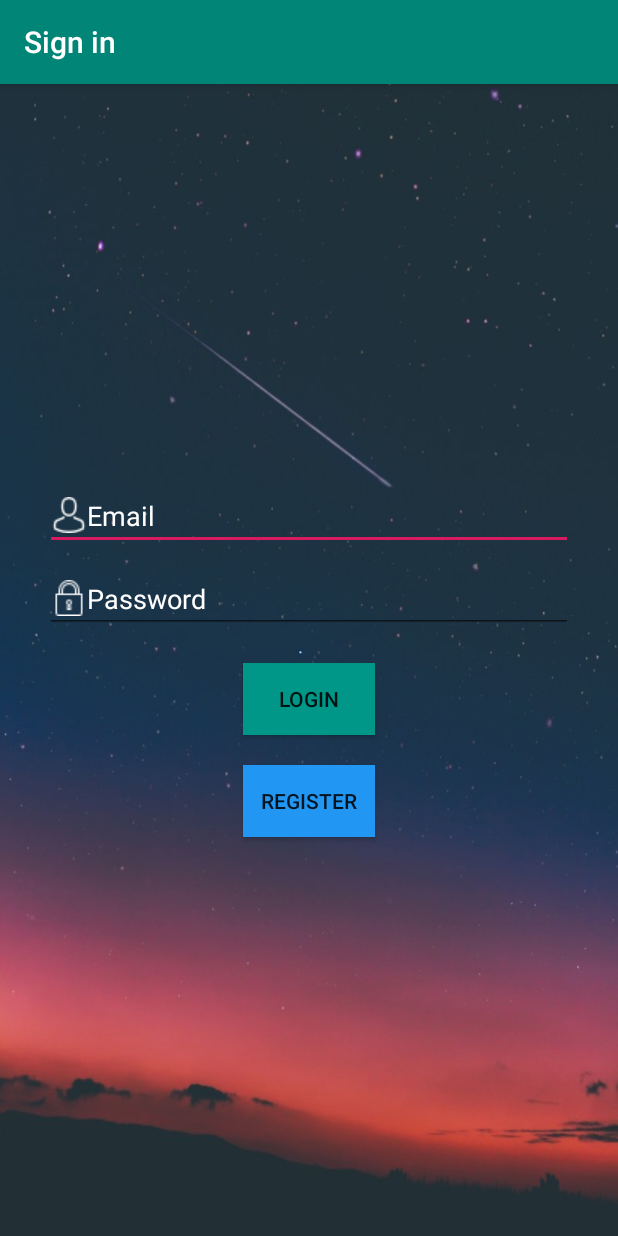
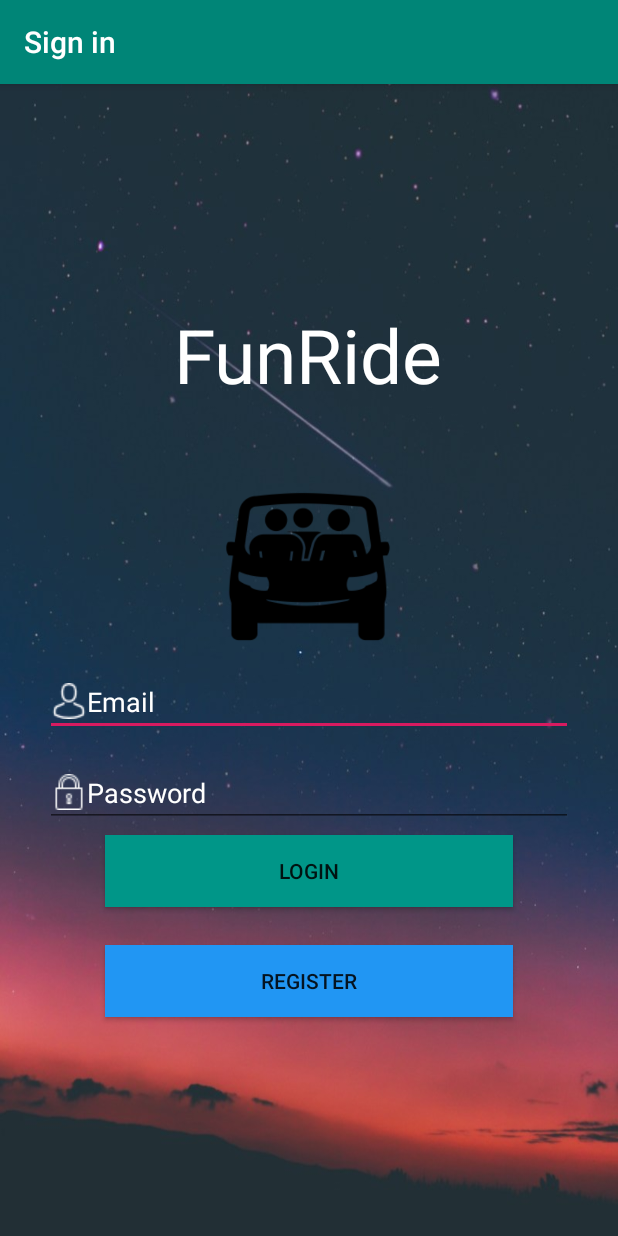
Before and after one commit to easinyo/FunRide, an Android app: the screen it shows after launch (LoginActivity), on a phone screen of 412 x 824 dp. Run offline under Robolectric (Android 15) with nearby library versions, the phone set to English and light mode, and no system bars.

Commit message:
Added ImageView and TextView in the logging Activity

```diff
--- a/app/src/main/java/com/dubinostech/rideshareapp/ui/activities/LoginActivity.kt
+++ b/app/src/main/java/com/dubinostech/rideshareapp/ui/activities/LoginActivity.kt
@@ -156,7 +156,7 @@ class LoginActivity: BaseActivity() , LoginView {
 
     override fun onDestroy() {
         super.onDestroy()
-        if (progressDialog != null && progressDialog?.isShowing()!!) {
+        if (progressDialog != null && progressDialog?.isShowing!!) {
             progressDialog?.cancel()
         }
     }
--- a/app/src/main/res/layout/activity_login.xml
+++ b/app/src/main/res/layout/activity_login.xml
@@ -9,6 +9,27 @@
     android:gravity="center"
     android:orientation="vertical">
 
+    <TextView
+        android:id="@+id/textView"
+        android:layout_marginTop="1dp"
+        android:layout_width="wrap_content"
+        android:layout_height="wrap_content"
+        android:layout_marginLeft="30dp"
+        android:layout_marginRight="30dp"
+        android:layout_marginBottom="50dp"
+        android:text="@string/app_name"
+        android:textColor="@android:color/white"
+        android:textSize="50sp" />
+
+    <ImageView
+        android:id="@+id/imageView"
+        android:layout_width="175dp"
+        android:layout_height="115dp"
+        android:layout_marginBottom="10dp"
+        app:layout_constraintEnd_toEndOf="parent"
+        app:layout_constraintStart_toStartOf="parent"
+        app:layout_constraintTop_toTopOf="parent"
+        app:srcCompat="@drawable/rideshare_icon" />
 
     <EditText
         android:id="@+id/username"
@@ -16,9 +37,12 @@
         android:layout_height="wrap_content"
         android:layout_marginLeft="30dp"
         android:layout_marginRight="30dp"
+        android:layout_marginBottom="5dp"
+        android:maxLines="1"
         android:drawableStart="@drawable/avatar"
         android:drawableLeft="@drawable/avatar"
         android:hint="@string/prompt_email"
+        android:inputType="textEmailAddress"
         android:textColorHint="@android:color/white"
         />
 
@@ -29,6 +53,8 @@
         android:layout_marginLeft="30dp"
         android:layout_marginRight="30dp"
         android:layout_marginTop="10dp"
+        android:layout_marginBottom="5dp"
+        android:maxLines="1"
         android:drawableStart="@drawable/lock"
         android:drawableLeft="@drawable/lock"
         android:hint="@string/prompt_password"
@@ -39,17 +65,22 @@
     <Button
         android:id="@+id/login"
         android:background="#009688"
-        android:layout_width="wrap_content"
+        android:layout_width="match_parent"
         android:layout_height="wrap_content"
-        android:layout_marginTop="20dp"
+        android:layout_marginLeft="70dp"
+        android:layout_marginRight="70dp"
+        android:layout_marginBottom="5dp"
+        android:maxLines="1"
         android:text="@string/action_sign_in"
         />
 
     <Button
         android:id="@+id/register"
         android:background="#2196F3"
-        android:layout_width="wrap_content"
+        android:layout_width="match_parent"
         android:layout_height="wrap_content"
+        android:layout_marginLeft="70dp"
+        android:layout_marginRight="70dp"
         android:layout_marginTop="20dp"
         android:text="@string/action_sign_up"
         />
```
